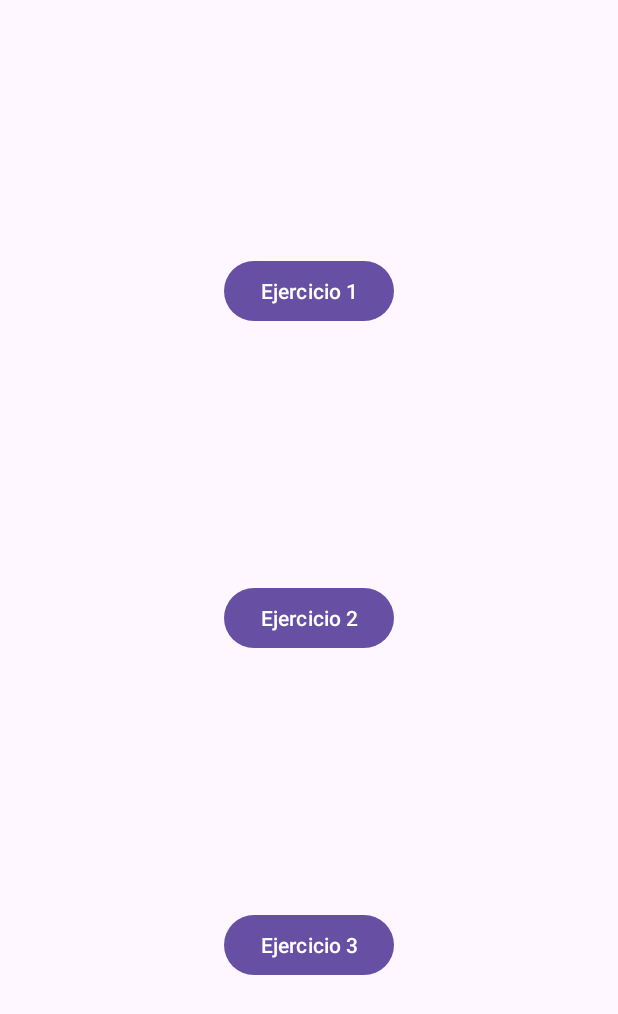
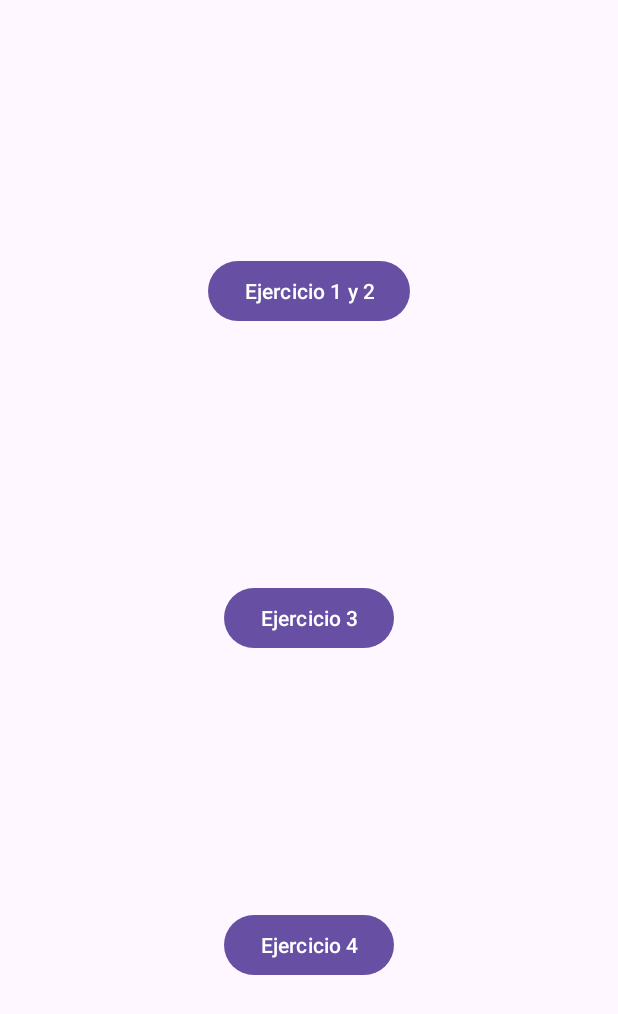
Before and after one commit to bakaruu/EntregasKotlin, an Android app: the screen it shows after launch (MainActivity), on a phone screen of 412 x 824 dp. Shown: the top 1014 px of the screen. Run offline under Robolectric (Android 15) with nearby library versions, the phone set to English and light mode, and no system bars.

Commit message:
Update Ejercicios tema9

```diff
--- a/Ejercicios_Tema9_PMD/app/src/main/java/com/example/ejercicios_tema9_pmd/MainActivity.kt
+++ b/Ejercicios_Tema9_PMD/app/src/main/java/com/example/ejercicios_tema9_pmd/MainActivity.kt
@@ -1,4 +1,5 @@
 package com.example.ejercicios_tema9_pmd
+
 
 import android.content.Intent
 import androidx.appcompat.app.AppCompatActivity
@@ -19,10 +20,17 @@ class MainActivity : AppCompatActivity() {
         setContentView(binding.root)
 
 
-        ejercicio1 = binding.btnEjercicio1
+        ejercicio1 = binding.btnEjercicio1y2
 
         ejercicio1.setOnClickListener {
-            val intent = Intent(this, Ejercicio1::class.java)
+            val intent = Intent(this, Ejercicio1y2::class.java)
+            startActivity(intent)
+        }
+
+        ejercicio2 = binding.btnEjercicio3
+
+        ejercicio2.setOnClickListener {
+            val intent = Intent(this, Ejercicio3::class.java)
             startActivity(intent)
         }
 
--- a/Ejercicios_Tema9_PMD/app/src/main/res/layout/activity_main.xml
+++ b/Ejercicios_Tema9_PMD/app/src/main/res/layout/activity_main.xml
@@ -7,24 +7,13 @@
     tools:context=".MainActivity">
 
     <Button
-        android:id="@+id/btnEjercicio1"
+        android:id="@+id/btnEjercicio1y2"
         android:layout_width="wrap_content"
         android:layout_height="wrap_content"
-        android:text="Ejercicio 1"
+        android:text="Ejercicio 1 y 2"
         app:layout_constraintTop_toTopOf="parent"
         app:layout_constraintStart_toStartOf="parent"
         app:layout_constraintEnd_toEndOf="parent"
-        app:layout_constraintBottom_toTopOf="@+id/btnEjercicio2"
-        />
-
-    <Button
-        android:id="@+id/btnEjercicio2"
-        android:layout_width="wrap_content"
-        android:layout_height="wrap_content"
-        android:text="Ejercicio 2"
-        app:layout_constraintStart_toStartOf="parent"
-        app:layout_constraintEnd_toEndOf="parent"
-        app:layout_constraintTop_toBottomOf="@+id/btnEjercicio1"
         app:layout_constraintBottom_toTopOf="@+id/btnEjercicio3"
         />
 
@@ -33,9 +22,20 @@
         android:layout_width="wrap_content"
         android:layout_height="wrap_content"
         android:text="Ejercicio 3"
+        app:layout_constraintStart_toStartOf="parent"
+        app:layout_constraintEnd_toEndOf="parent"
+        app:layout_constraintTop_toBottomOf="@+id/btnEjercicio1y2"
+        app:layout_constraintBottom_toTopOf="@+id/btnEjercicio4"
+        />
+
+    <Button
+        android:id="@+id/btnEjercicio4"
+        android:layout_width="wrap_content"
+        android:layout_height="wrap_content"
+        android:text="Ejercicio 4"
         app:layout_constraintBottom_toBottomOf="parent"
         app:layout_constraintEnd_toEndOf="parent"
         app:layout_constraintStart_toStartOf="parent"
-        app:layout_constraintTop_toBottomOf="@+id/btnEjercicio2" />
+        app:layout_constraintTop_toBottomOf="@+id/btnEjercicio3" />
 
 </androidx.constraintlayout.widget.ConstraintLayout>
```
Also changed, not shown: Ejercicios_Tema9_PMD/app/src/main/AndroidManifest.xml (+7 -1 lines), Ejercicios_Tema9_PMD/app/src/main/java/com/example/ejercicios_tema9_pmd/Ejercicio1y2.kt (added, +57 -0 lines), Ejercicios_Tema9_PMD/app/src/main/java/com/example/ejercicios_tema9_pmd/Ejercicio3.kt (added, +73 -0 lines), Ejercicios_Tema9_PMD/app/src/main/res/layout/activity_ejercicio1y2.xml (added, +79 -0 lines), Ejercicios_Tema9_PMD/app/src/main/res/layout/activity_ejercicio3.xml (added, +24 -0 lines).
